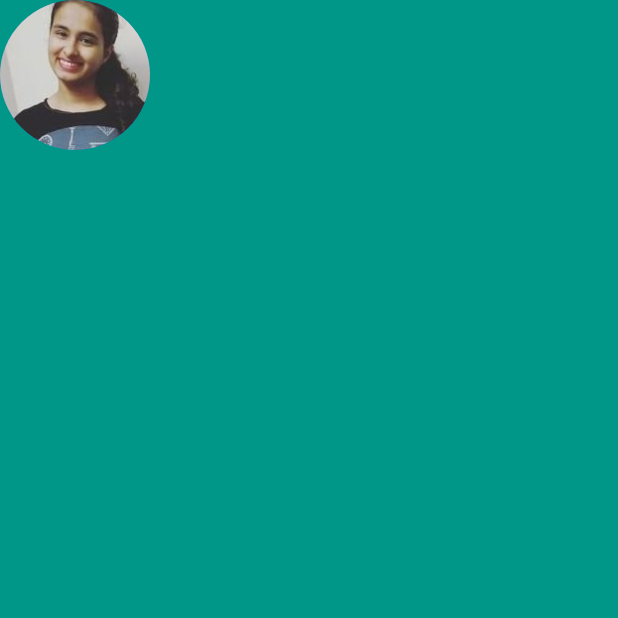
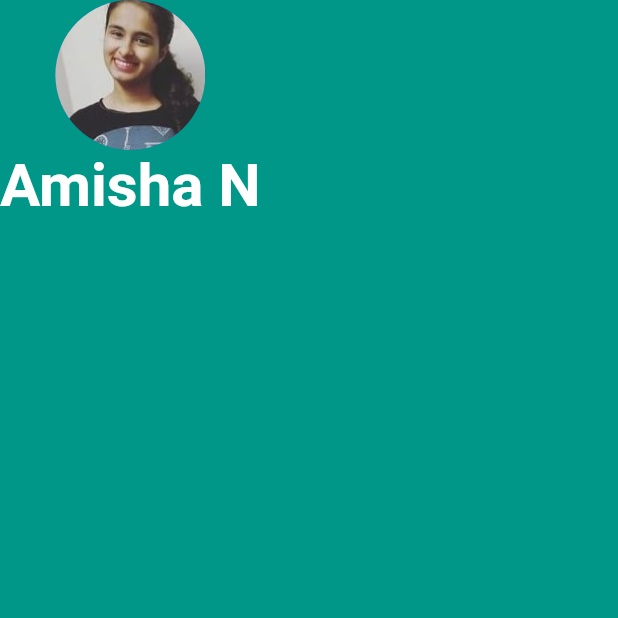
Before and after one commit to ami9901/mi_card_flutter, a Flutter app: the screen it shows after launch, on a phone screen of 412 x 824 dp, the top half of it. Run offline on Flutter 3.47's test engine with Material 2 defaults, Android fonts, the phone set to English and light mode, and no system bars.

Commit message:
added font family asset

```diff
--- a/lib/main.dart
+++ b/lib/main.dart
@@ -18,6 +18,14 @@ class MyApp extends StatelessWidget {
                 radius: 50.0,
                 backgroundImage: AssetImage('images/my-passport-photo.jpg'),
               ),
+              Text(
+                'Amisha N',
+                style: TextStyle(
+                  fontSize: 40.0,
+                  color: Colors.white,
+                  fontWeight: FontWeight.bold,
+                ),
+              )
             ],
           ),
         ),
--- a/pubspec.yaml
+++ b/pubspec.yaml
@@ -47,6 +47,10 @@ flutter:
   # To add assets to your application, add an assets section, like this:
   assets:
     - images/
+  fonts:
+    - family: Pacifico
+      fonts:
+        - asset: fonts/Pacifico-Regular.ttf
   # An image asset can refer to one or more resolution-specific "variants", see
   # https://flutter.dev/assets-and-images/#resolution-aware.
 
```
Also changed, not shown: fonts/Pacifico-Regular.ttf (added).
